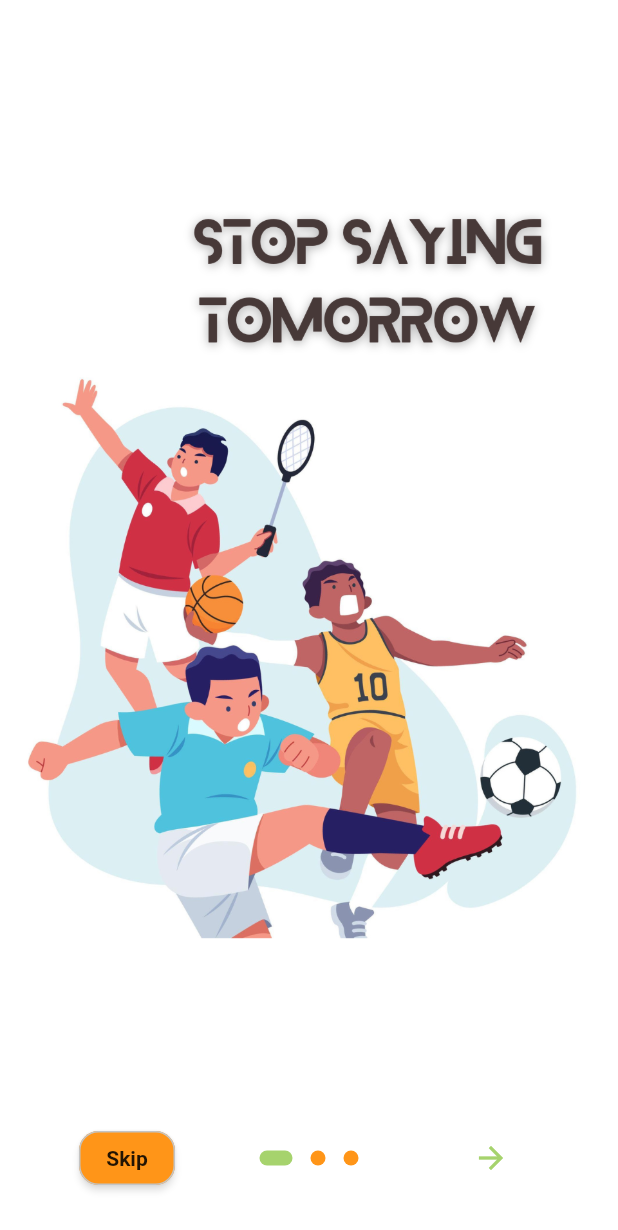
After one commit to AnLac1106/Sport_Mate, a Flutter app: the screen it shows after launch, on a phone screen of 412 x 824 dp. The commit adds this screen. Shown: the top 1230 px of the screen. Run offline on Flutter 3.47's test engine with Material 2 defaults, Android fonts, the phone set to English and light mode, and no system bars; drawn by our look-alikes of introduction_screen; our stand-ins replace dio, flutter_rating_bar, flutter_slidable, get, modal_bottom_sheet, numberpicker and 1 more; missing offline and left inert: flutter_clean_calendar.

Commit message:
Add ONBOARDING PAGE

```diff
--- a/lib/main.dart
+++ b/lib/main.dart
@@ -1,6 +1,6 @@
 import 'package:flutter/material.dart';
 import 'package:get/get.dart';
-import 'package:sport_mate/spm_welcome_page.dart';
+import 'package:sport_mate/spm_onboarding_page.dart';
 
 void main() {
   runApp(const MyApp());
@@ -16,7 +16,7 @@ class MyApp extends GetView {
         scaffoldBackgroundColor: Colors.white,
         shadowColor: Colors.white,
       ),
-      home: const SPMWelcomePage(),
+      home: const SPMOnBoardingPage(),
       debugShowCheckedModeBanner: false,
     );
   }
--- a/lib/spm_create_game_detail/spm_create_game_detail.dart
+++ b/lib/spm_create_game_detail/spm_create_game_detail.dart
@@ -1,3 +1,5 @@
+// ignore_for_file: constant_identifier_names
+
 import 'package:flutter/material.dart';
 import 'package:get/get.dart';
 import 'package:sport_mate/common/hide_keyboard.dart';
--- /dev/null
+++ b/lib/spm_onboarding_page.dart
@@ -0,0 +1,96 @@
+import 'package:flutter/foundation.dart';
+import 'package:flutter/material.dart';
+import 'package:introduction_screen/introduction_screen.dart';
+import 'package:sport_mate/common/spm_button.dart';
+import 'package:sport_mate/common/spm_colors.dart';
+import 'package:sport_mate/spm_welcome_page.dart';
+
+class SPMOnBoardingPage extends StatefulWidget {
+  const SPMOnBoardingPage({Key? key}) : super(key: key);
+
+  @override
+  SPMOnBoardingPageState createState() => SPMOnBoardingPageState();
+}
+
+class SPMOnBoardingPageState extends State<SPMOnBoardingPage> {
+  final introKey = GlobalKey<IntroductionScreenState>();
+
+  void _onIntroEnd(context) {
+    // Navigator.of(context).push(
+    //   MaterialPageRoute(builder: (_) => const SPMWelcomePage()),
+    // );
+    Navigator.pushAndRemoveUntil(
+        context,
+        MaterialPageRoute(builder: (_) => const SPMWelcomePage()),
+        (route) => false);
+  }
+
+  Widget _buildFullscreenImage(String assetName) {
+    return Image.asset(
+      'assets/images/$assetName',
+      fit: BoxFit.cover,
+      height: double.infinity,
+      width: double.infinity,
+      alignment: Alignment.center,
+    );
+  }
+
+  @override
+  Widget build(BuildContext context) {
+    return IntroductionScreen(
+      key: introKey,
+      globalBackgroundColor: Colors.white,
+      rawPages: [
+        _buildFullscreenImage('spm_slide_1.png'),
+        _buildFullscreenImage('spm_slide_2.png'),
+        _buildFullscreenImage('spm_slide_3.png'),
+      ],
+      onDone: () => _onIntroEnd(context),
+      onSkip: () => _onIntroEnd(context),
+      showSkipButton: true,
+      back: const Icon(Icons.arrow_back),
+      skip: SPMButton(
+          height: 32,
+          width: 64,
+          color: SPMColors.primaryColor,
+          onPress: () => _onIntroEnd(context),
+          child: const Text('Skip',
+              style: TextStyle(
+                  fontWeight: FontWeight.w600, color: Colors.black87))),
+      next: const Icon(
+        Icons.arrow_forward,
+        color: SPMColors.secondaryColor,
+        shadows: [],
+      ),
+      done: SPMButton(
+        height: 32,
+        width: 120,
+        color: SPMColors.secondaryColor,
+        onPress: () => _onIntroEnd(context),
+        child: const Text('Get Start',
+            style:
+                TextStyle(fontWeight: FontWeight.w600, color: Colors.black87)),
+      ),
+      curve: Curves.fastLinearToSlowEaseIn,
+      controlsMargin: const EdgeInsets.all(16),
+      controlsPadding: kIsWeb
+          ? const EdgeInsets.all(12.0)
+          : const EdgeInsets.fromLTRB(8.0, 4.0, 8.0, 4.0),
+      dotsDecorator: const DotsDecorator(
+        size: Size(10.0, 10.0),
+        color: SPMColors.primaryColor,
+        activeSize: Size(22.0, 10.0),
+        activeColor: SPMColors.secondaryColor,
+        activeShape: RoundedRectangleBorder(
+          borderRadius: BorderRadius.all(Radius.circular(25.0)),
+        ),
+      ),
+      // dotsContainerDecorator: const ShapeDecoration(
+      //   color: Colors.transparent,
+      //   shape: RoundedRectangleBorder(
+      //     borderRadius: BorderRadius.all(Radius.circular(8.0)),
+      //   ),
+      // ),
+    );
+  }
+}
--- a/lib/spm_profile_page.dart
+++ b/lib/spm_profile_page.dart
@@ -380,7 +380,10 @@ class SPMProfilePage extends GetView<SPMProfilePageCtrl> {
                                     ],
                                   ),
                                   const Text(
-                                      'You are an amazing player. Its my pleasure to play with you. Hope we can play again some day.'),
+                                    'You are an amazing player. Its my pleasure to play with you. Hope we can play again some day.',
+                                    style: TextStyle(
+                                        overflow: TextOverflow.ellipsis),
+                                  ),
                                 ],
                               ),
                             ),
--- a/pubspec.yaml
+++ b/pubspec.yaml
@@ -41,6 +41,7 @@ dependencies:
   syncfusion_flutter_calendar: ^20.3.47
   provider: ^6.0.3
   flutter_clean_calendar: ^1.1.0
+  introduction_screen: ^3.0.2
 
 
 
```
Also changed, not shown: lib/sm_navigatorbar.dart (+23 -0 lines), lib/spm_newfeed_page.dart (+26 -14 lines), assets/images/spm_slide_1.png (added), assets/images/spm_slide_2.png (added), assets/images/spm_slide_3.png (added), pubspec.lock.
